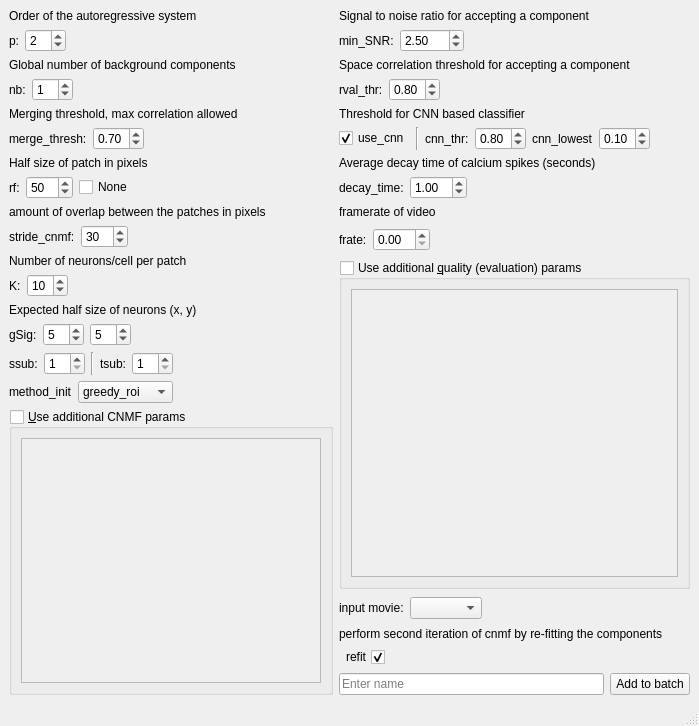
nel-lab/mesmerize-napari, file mesmerize_napari/ui_files/cnmf_template.ui: the form before one commit.
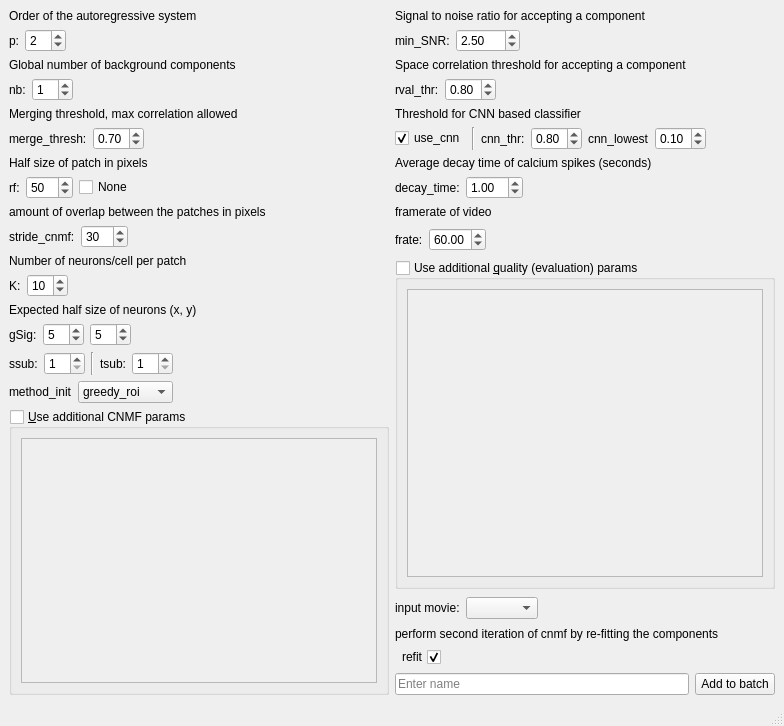
The form after the commit.

Commit message: added framerate spinbox in cnmfe/cnmf gui, added 'fr' param to cnmf and cnmfe kwargs

```diff
--- a/mesmerize_napari/ui_files/cnmf_template.ui
+++ b/mesmerize_napari/ui_files/cnmf_template.ui
@@ -6,7 +6,7 @@
    <rect>
     <x>0</x>
     <y>0</y>
-    <width>699</width>
+    <width>784</width>
     <height>726</height>
    </rect>
   </property>
@@ -706,7 +706,11 @@
          </widget>
         </item>
         <item>
-         <widget class="QDoubleSpinBox" name="doubleSpinBox"/>
+         <widget class="QDoubleSpinBox" name="doubleSpinBoxFrameRate">
+          <property name="value">
+           <double>60.000000000000000</double>
+          </property>
+         </widget>
         </item>
         <item>
          <spacer name="horizontalSpacer_9">
```
Left out of the diff: 6 changed lines with no effect on the pictures. The commit also changes 5 other files.
